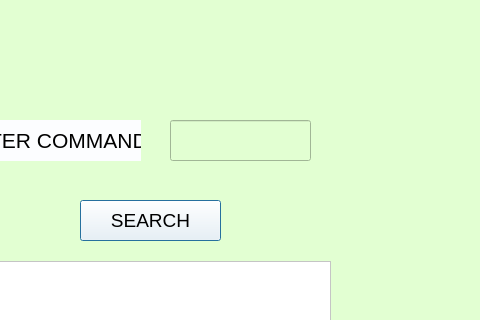
Old version of the form Client/QueryClient.ui in the repository 19127312/Socket; both pictures show x 180 to 660 and y 0 to 320 of the 660 by 623 pixel window.
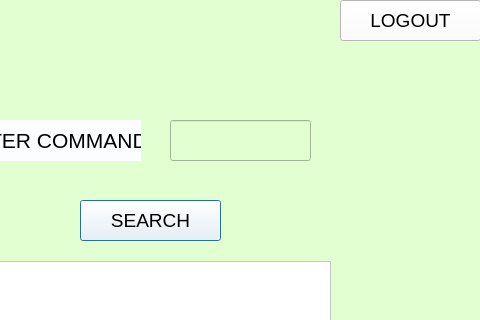
New version of the form.

```diff
--- a/Client/QueryClient.ui
+++ b/Client/QueryClient.ui
@@ -133,6 +133,28 @@
     </property>
    </item>
   </widget>
+  <widget class="QPushButton" name="SearchButton_2">
+   <property name="geometry">
+    <rect>
+     <x>520</x>
+     <y>0</y>
+     <width>141</width>
+     <height>41</height>
+    </rect>
+   </property>
+   <property name="toolTip">
+    <string>&lt;html&gt;&lt;head/&gt;&lt;body&gt;&lt;p align=&quot;center&quot;&gt;&lt;br/&gt;&lt;/p&gt;&lt;/body&gt;&lt;/html&gt;</string>
+   </property>
+   <property name="styleSheet">
+    <string notr="true">color: rgb(0, 0, 0);
+background-color: rgb(255, 255, 255);
+alternate-background-color: rgb(246, 252, 255);
+font-size:14pt</string>
+   </property>
+   <property name="text">
+    <string>LOGOUT</string>
+   </property>
+  </widget>
  </widget>
  <resources/>
  <connections/>
```
Left out of the diff: 4 changed lines with no effect on the pictures.
